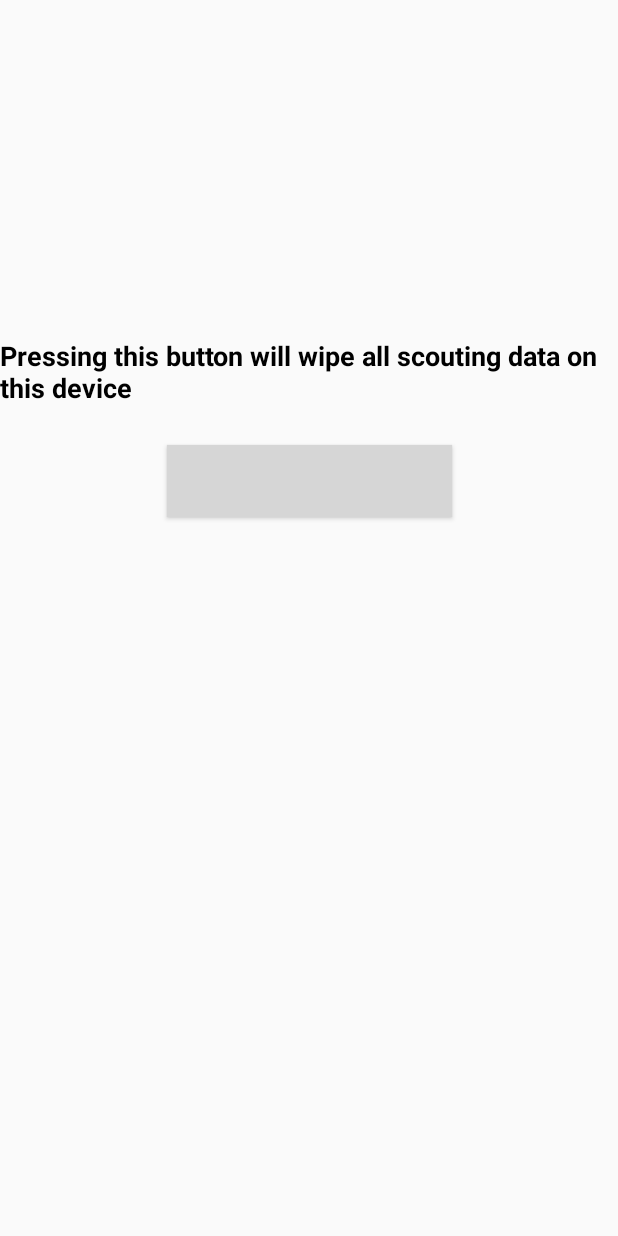
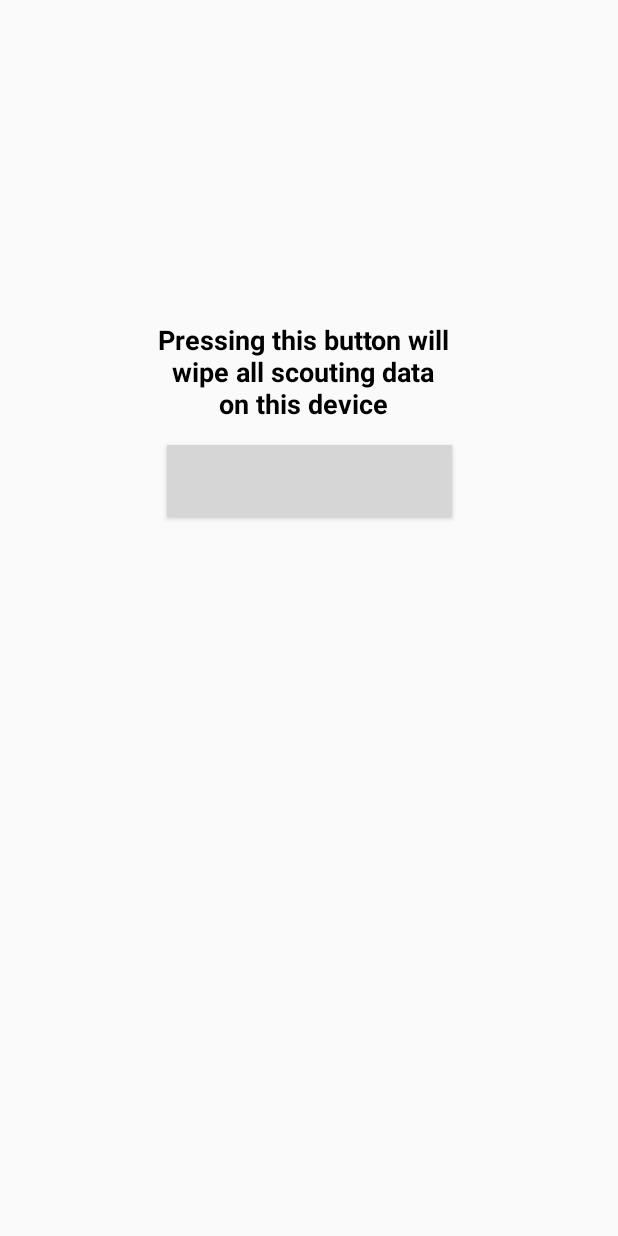
Before and after one commit to databits3883/Android-Future-Scouting, an Android app: the layout settings.xml on its own in the app's theme, with its tools: preview values and no code run, on a phone screen of 412 x 824 dp. Run offline under Robolectric (Android 15) with nearby library versions, the phone set to English and light mode, and no system bars; grey boxes are pictures that could not be loaded.

Commit message:
Make settings work perfectly on phones

```diff
--- a/app/src/main/res/layout/settings.xml
+++ b/app/src/main/res/layout/settings.xml
@@ -8,18 +8,21 @@
 
     <TextView
         android:id="@+id/delete_title"
-        android:layout_width="wrap_content"
+        android:layout_width="0dp"
         android:layout_height="wrap_content"
         android:layout_marginTop="8dp"
+        android:layout_marginEnd="8dp"
         android:layout_marginBottom="8dp"
         android:text="@string/pressing_this_button_will_wupe_all_scouting_data_on_this_device"
+        android:textAlignment="center"
         android:textColor="@color/black"
         android:textSize="18sp"
         android:textStyle="bold"
         app:layout_constraintBottom_toTopOf="@+id/guideline25"
-        app:layout_constraintLeft_toLeftOf="parent"
-        app:layout_constraintRight_toRightOf="parent"
-        app:layout_constraintTop_toTopOf="@+id/guideline24" />
+        app:layout_constraintEnd_toStartOf="@+id/guideline27"
+        app:layout_constraintStart_toStartOf="@+id/guideline26"
+        app:layout_constraintTop_toTopOf="@+id/guideline24"
+        app:layout_constraintVertical_bias="0.6" />
 
     <Button
         android:id="@+id/delete_button"
```
